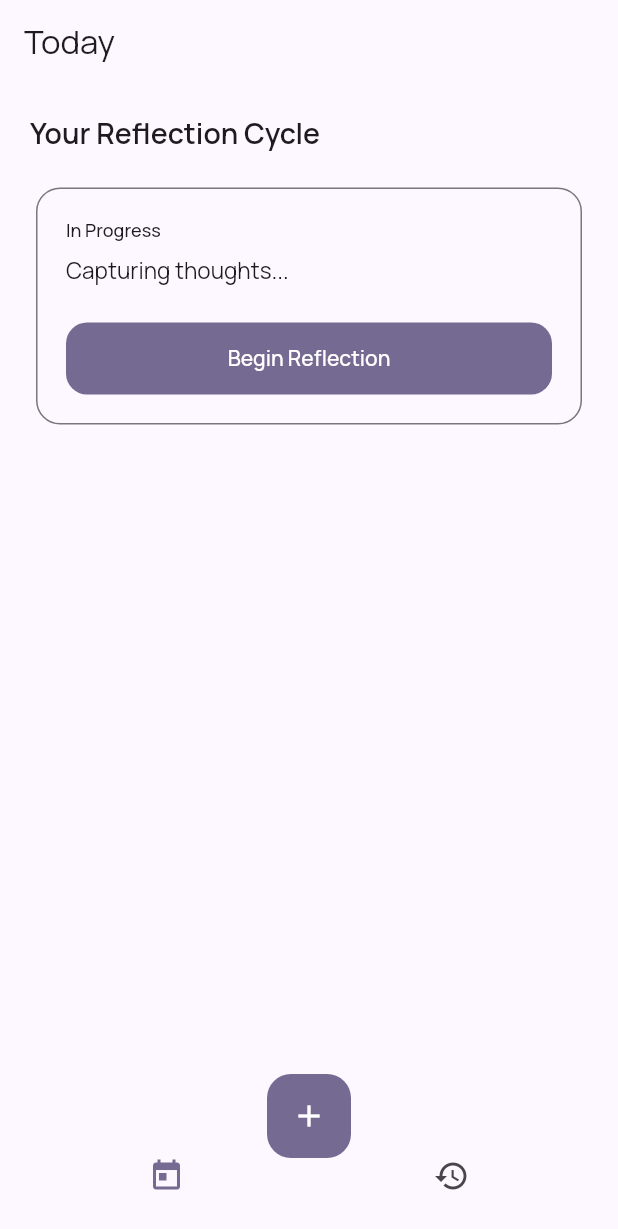
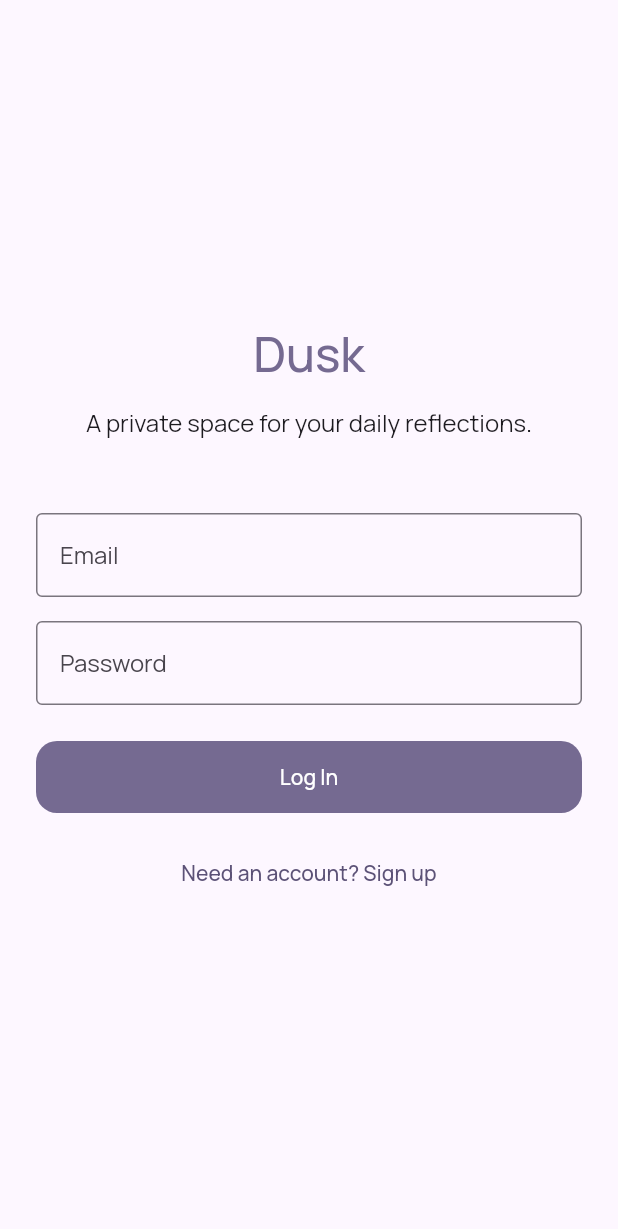
Before and after one commit to Syed-Saleh-Programmer/dusk, a Flutter app: the screen it shows after launch, on a phone screen of 412 x 824 dp. Shown: the top 1229 px of the screen. Run offline on Flutter 3.47's test engine with Material 3 defaults, Android fonts, the phone set to English and light mode, and no system bars; our stand-ins replace flutter_local_notifications, google_fonts, sqflite, supabase_flutter, timezone; accounts and stored records are empty.

Commit message:
feat: complete missing screens and auth flows

```diff
--- a/lib/main.dart
+++ b/lib/main.dart
@@ -2,6 +2,8 @@ import 'package:flutter/material.dart';
 import 'package:supabase_flutter/supabase_flutter.dart';
 import 'ui/theme/app_theme.dart';
 import 'ui/screens/home_screen.dart';
+import 'ui/screens/auth_screen.dart';
+import 'services/supabase_service.dart';
 
 import 'services/notification_service.dart';
 
@@ -37,7 +39,7 @@ class DuskApp extends StatelessWidget {
     return MaterialApp(
       title: 'Dusk',
       theme: AppTheme.lightTheme,
-      home: const HomeScreen(),
+      home: SupabaseService().currentUser == null ? const AuthScreen() : const HomeScreen(),
       debugShowCheckedModeBanner: false,
     );
   }
--- /dev/null
+++ b/lib/ui/screens/auth_screen.dart
@@ -0,0 +1,113 @@
+import 'package:flutter/material.dart';
+import '../../services/supabase_service.dart';
+import 'home_screen.dart';
+
+class AuthScreen extends StatefulWidget {
+  const AuthScreen({super.key});
+
+  @override
+  State<AuthScreen> createState() => _AuthScreenState();
+}
+
+class _AuthScreenState extends State<AuthScreen> {
+  final SupabaseService _supabaseService = SupabaseService();
+  final TextEditingController _emailController = TextEditingController();
+  final TextEditingController _passwordController = TextEditingController();
+
+  bool _isLoading = false;
+  bool _isLogin = true;
+
+  Future<void> _submit() async {
+    setState(() => _isLoading = true);
+    try {
+      if (_isLogin) {
+        await _supabaseService.signIn(
+          _emailController.text.trim(),
+          _passwordController.text.trim(),
+        );
+      } else {
+        await _supabaseService.signUp(
+          _emailController.text.trim(),
+          _passwordController.text.trim(),
+        );
+      }
+      if (mounted) {
+        Navigator.of(context).pushReplacement(
+          MaterialPageRoute(builder: (_) => const HomeScreen()),
+        );
+      }
+    } catch (e) {
+      if (mounted) {
+        ScaffoldMessenger.of(context).showSnackBar(
+          SnackBar(content: Text(e.toString())),
+        );
+      }
+    } finally {
+      if (mounted) {
+        setState(() => _isLoading = false);
+      }
+    }
+  }
+
+  @override
+  Widget build(BuildContext context) {
+    return Scaffold(
+      body: SafeArea(
+        child: Padding(
+          padding: const EdgeInsets.all(24.0),
+          child: Column(
+            mainAxisAlignment: MainAxisAlignment.center,
+            crossAxisAlignment: CrossAxisAlignment.stretch,
+            children: [
+              Text(
+                'Dusk',
+                style: Theme.of(context).textTheme.displayLarge?.copyWith(
+                      color: Theme.of(context).colorScheme.primaryContainer,
+                    ),
+                textAlign: TextAlign.center,
+              ),
+              const SizedBox(height: 16),
+              Text(
+                'A private space for your daily reflections.',
+                style: Theme.of(context).textTheme.bodyLarge,
+                textAlign: TextAlign.center,
+              ),
+              const SizedBox(height: 48),
+              TextField(
+                controller: _emailController,
+                decoration: const InputDecoration(
+                  labelText: 'Email',
+                  border: OutlineInputBorder(),
+                ),
+                keyboardType: TextInputType.emailAddress,
+              ),
+              const SizedBox(height: 16),
+              TextField(
+                controller: _passwordController,
+                decoration: const InputDecoration(
+                  labelText: 'Password',
+                  border: OutlineInputBorder(),
+                ),
+                obscureText: true,
+              ),
+              const SizedBox(height: 24),
+              ElevatedButton(
+                onPressed: _isLoading ? null : _submit,
+                child: _isLoading
+                    ? const CircularProgressIndicator(color: Colors.white)
+                    : Text(_isLogin ? 'Log In' : 'Sign Up'),
+              ),
+              const SizedBox(height: 16),
+              TextButton(
+                onPressed: () => setState(() => _isLogin = !_isLogin),
+                child: Text(_isLogin
+                    ? 'Need an account? Sign up'
+                    : 'Already have an account? Log in'),
+              ),
+            ],
+          ),
+        ),
+      ),
+    );
+  }
+}
```
Also changed, not shown: lib/ui/screens/home_screen.dart (+11 -0 lines), lib/ui/screens/settings_screen.dart (added, +54 -0 lines).
